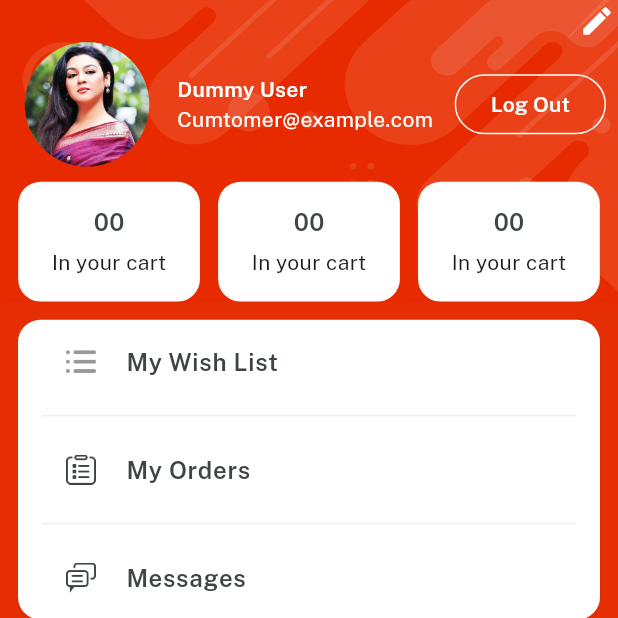
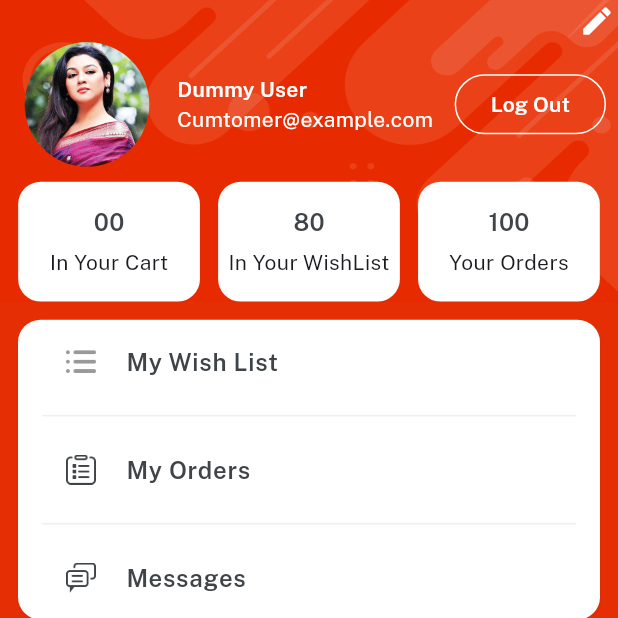
Before and after one commit to Shahzaibshakeelcheema/Flutter-Ecommerce-Project, a Flutter app: the ProfileScreen screen opened directly, on a phone screen of 412 x 824 dp, the top half of it. Run offline on Flutter 3.47's test engine with Material 3 defaults, Android fonts, the phone set to English and light mode, and no system bars; our stand-ins replace firebase_core, get, velocity_x; accounts and stored records are empty.

```diff
--- a/lib/consts/lists.dart
+++ b/lib/consts/lists.dart
@@ -37,5 +37,5 @@ const categoryImages = [imgFc1,imgFc2,imgFc3,imgFc4,imgFc5,imgFc6,imgFc7,imgFc8,
 const itemDetailsButtonList = [videos,reviews,sellerPolicy,returnPolicy,supportPolicy];
 
 // Profile Screen
-const profileButtonsList = [WishList,orders,messages];
+const profileButtonsList = [wishList,orders,messages];
 const profileButtonsIcons = [icOrder, icOrders, icMessages];
--- a/lib/consts/strings.dart
+++ b/lib/consts/strings.dart
@@ -41,4 +41,4 @@ const videos="Videos" , reviews ="Reviews" , sellerPolicy = "Seller Policy", ret
 const cartIsEmpty = "Cart is Empty";
 
 //Profile Screen
-const WishList = "My Wish List", orders = "My Orders", messages ="Messages";
+const wishList = "My Wish List", orders = "My Orders", messages ="Messages";
--- a/lib/main.dart
+++ b/lib/main.dart
@@ -1,9 +1,12 @@
 //import 'package:flutter/material.dart';
+import 'package:firebase_core/firebase_core.dart';
 import 'package:get/get.dart';
 import 'package:store/consts/consts.dart';
 import 'package:store/views/splash_screen/splash_screen.dart';
 
-void main() {
+void main() async {
+  WidgetsFlutterBinding.ensureInitialized();
+  await Firebase.initializeApp();
   runApp(const MyApp());
 }
 
--- a/lib/views/cart_screen/cart_screen.dart
+++ b/lib/views/cart_screen/cart_screen.dart
@@ -1,6 +1,4 @@
-import 'package:flutter/material.dart';
 import 'package:store/consts/consts.dart';
-import 'package:velocity_x/velocity_x.dart';
 
 class CartScreen extends StatelessWidget {
   const CartScreen({super.key});
--- a/lib/views/profile_screen/components/details_card.dart
+++ b/lib/views/profile_screen/components/details_card.dart
@@ -1,13 +1,12 @@
-import 'package:store/consts/colors.dart';
 import 'package:store/consts/consts.dart';
 
 Widget DetailsCard({width , String? count , String? title}) {
   return Column(
                   mainAxisAlignment: MainAxisAlignment.center,
                   children: [
-                    "00".text.fontFamily(semibold).size(16).color(darkFontGrey).make(),
+                    count!.text.fontFamily(semibold).size(16).color(darkFontGrey).make(),
                     5.heightBox,
-                    "In your cart".text.make(),
+                    title!.text.make(),
                   ],
                 ).box.white.width(width).height(80).padding(EdgeInsets.all(4)).rounded.make();
 }
--- a/lib/views/profile_screen/profile_screen.dart
+++ b/lib/views/profile_screen/profile_screen.dart
@@ -1,4 +1,5 @@
-import 'package:flutter/material.dart';
+// ignore_for_file: prefer_const_constructors
+
 import 'package:store/consts/consts.dart';
 import 'package:store/consts/lists.dart';
 import 'package:store/views/profile_screen/components/details_card.dart';
@@ -69,7 +70,7 @@ class ProfileScreen extends StatelessWidget {
                 itemBuilder: (BuildContext context, int index){
                   return ListTile(
                     leading: Image.asset(profileButtonsIcons[index],width: 20,),
-                    title: "${profileButtonsList[index]}".text.fontFamily(semibold).color(darkFontGrey).make(),
+                    title: profileButtonsList[index].text.fontFamily(semibold).color(darkFontGrey).make(),
                   );
                 },
 
--- a/pubspec.yaml
+++ b/pubspec.yaml
@@ -37,6 +37,10 @@ dependencies:
   cupertino_icons: ^1.0.8
   velocity_x: ^4.2.1
   get: ^4.6.6
+  firebase_core: ^3.9.0
+  firebase_auth: ^5.3.4
+  firebase_storage: ^12.3.7
+  cloud_firestore: ^5.6.0
 
 dev_dependencies:
   flutter_test:
```
Also changed, not shown: pubspec.lock, 4 other files.
